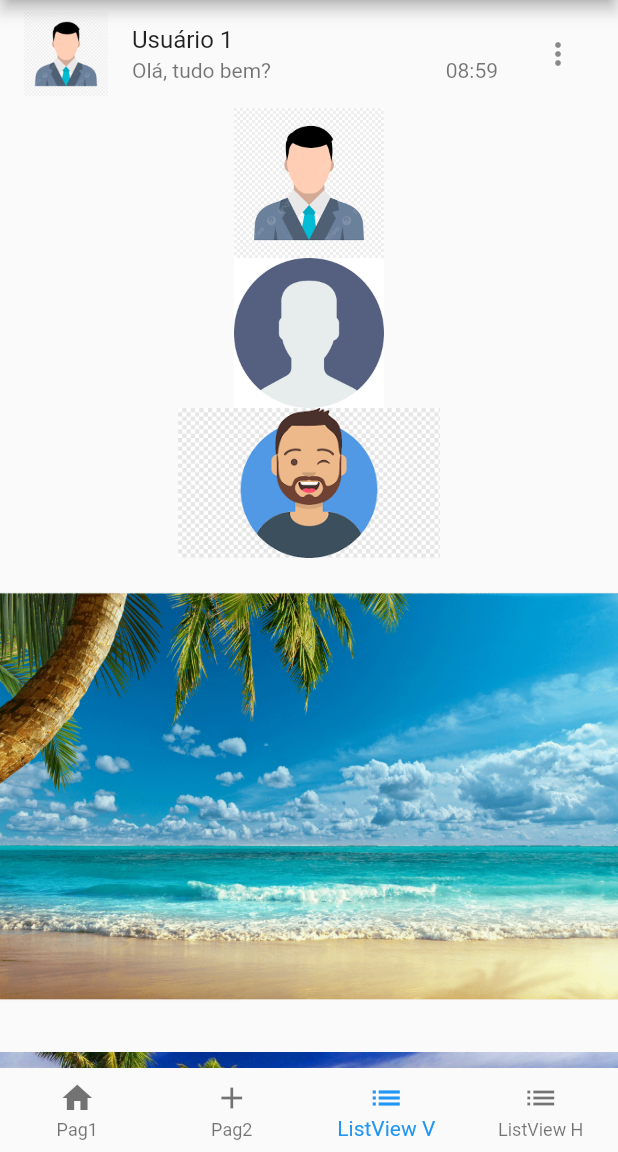
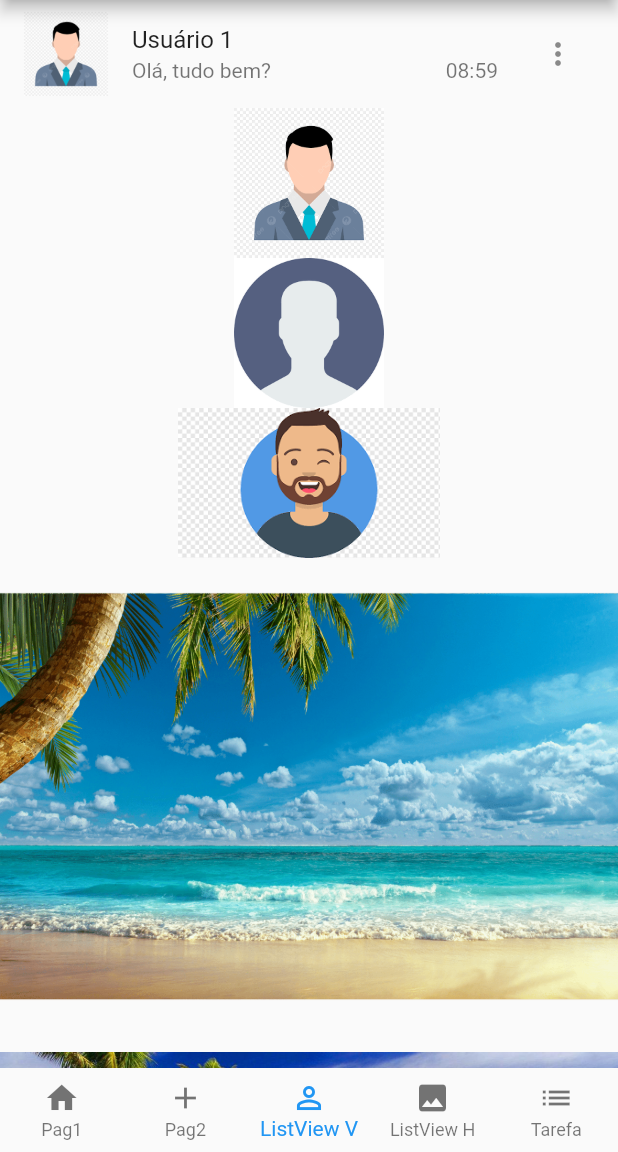
Before and after one commit to MauroAlbrecht/trilha-app-flutter-dio, a Flutter app: the MainPage screen opened directly, swiped to page 3, on a phone screen of 412 x 824 dp, the part 84-1236 px from its top. Run offline on Flutter 3.47's test engine with Material 2 defaults, Android fonts, the phone set to English and light mode, and no system bars; our stand-ins replace google_fonts; network calls fail.

Commit message:
add tela para adicionar tarefas

```diff
--- /dev/null
+++ b/lib/model/tarefa.dart
@@ -0,0 +1,9 @@
+import 'package:flutter/material.dart';
+
+class Tarefa{
+  String id = UniqueKey().toString();
+  String descricao = '';
+  bool concluido = false;
+
+  Tarefa(this.descricao, this.concluido);
+}
--- a/lib/pages/main_page.dart
+++ b/lib/pages/main_page.dart
@@ -2,6 +2,7 @@ import 'package:flutter/foundation.dart';
 import 'package:flutter/material.dart';
 import 'package:trilhaapp/pages/card_page.dart';
 import 'package:trilhaapp/pages/list_view_horizontal.dart';
+import 'package:trilhaapp/pages/tarefa_page.dart';
 
 import '../custom_components/drawer_custom.dart';
 import 'dados_cadastrais.dart';
@@ -36,11 +37,12 @@ class _MainPageState extends State<MainPage> {
                     posicaoPagina = value;
                   });
                 },
-                children: const [
+                children:  [
                   CardPage(),
                   ImageAssetsPage(),
                   ListViewVertical(),
                   ListViewHorizontal(),
+                  TarefaPage(),
                 ],
               ),
             ),
@@ -53,8 +55,9 @@ class _MainPageState extends State<MainPage> {
                 items: [
                   BottomNavigationBarItem(label: "Pag1", icon: Icon(Icons.home)),
                   BottomNavigationBarItem(label: "Pag2", icon: Icon(Icons.add)),
-                  BottomNavigationBarItem(label: "ListView V", icon: Icon(Icons.list)),
-                  BottomNavigationBarItem(label: "ListView H", icon: Icon(Icons.list)),
+                  BottomNavigationBarItem(label: "ListView V", icon: Icon(Icons.person_outline_outlined)),
+                  BottomNavigationBarItem(label: "ListView H", icon: Icon(Icons.image)),
+                  BottomNavigationBarItem(label: "Tarefa", icon: Icon(Icons.list)),
                 ])
           ],
         ),
--- /dev/null
+++ b/lib/repository/tarefa_repository.dart
@@ -0,0 +1,22 @@
+import 'package:trilhaapp/model/tarefa.dart';
+
+class TarefaRepository {
+  final List<Tarefa>  _tarefas = [];
+
+  Future<List<Tarefa>> listarTarefas() async {
+    await Future.delayed(Duration(seconds: 2));
+    return _tarefas;
+  }
+
+  void alterar(String id, bool concluido) async {
+    await Future.delayed(Duration(seconds: 2));
+    _tarefas.where((element) => element.id == id)
+    .first
+    .concluido = concluido;
+  }
+
+  void addTarefa(Tarefa tarefa) async {
+    await Future.delayed(Duration(seconds: 2));
+    _tarefas.add(tarefa);
+  }
+}
```
Also changed, not shown: lib/pages/tarefa_page.dart (added, +47 -0 lines).
